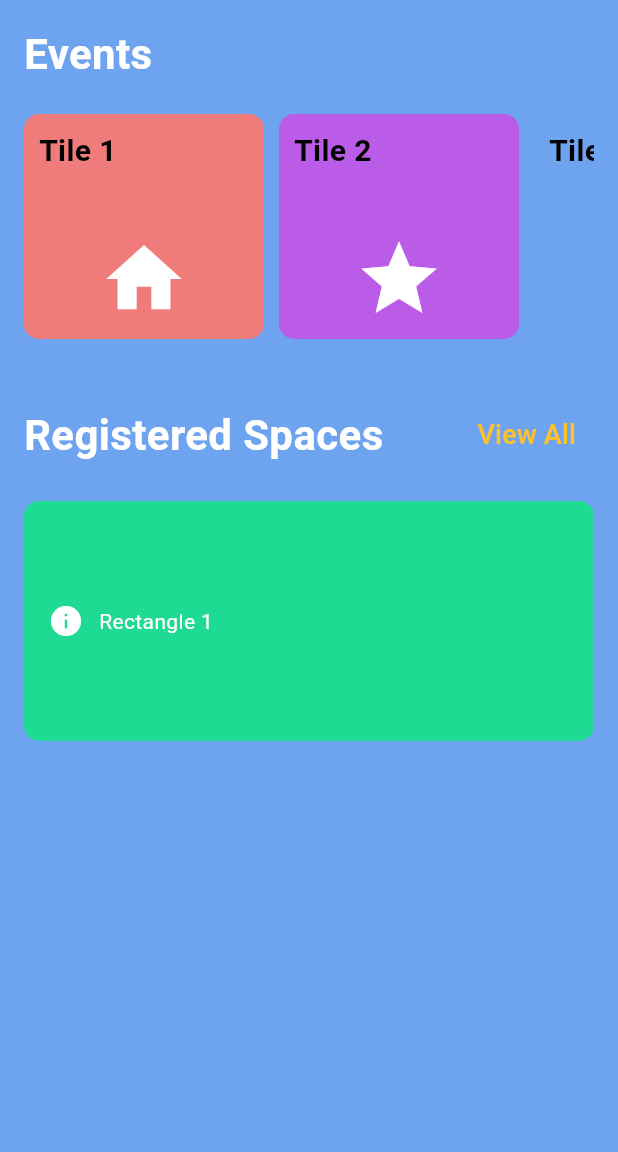
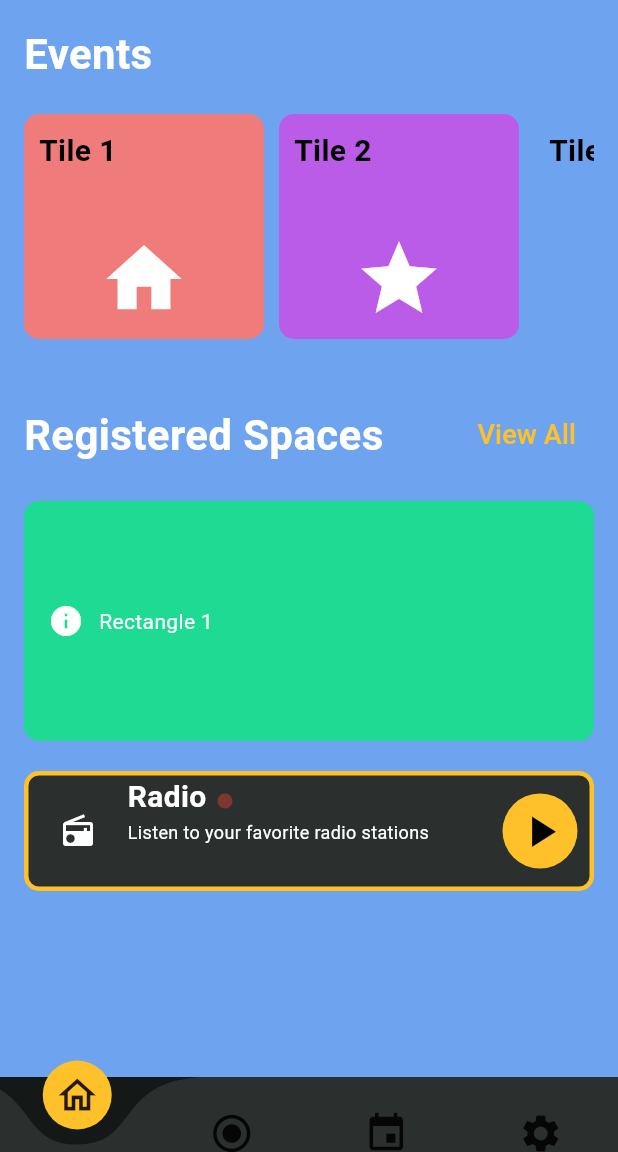
Before and after one commit to Shivansh722/go_live, a Flutter app: the screen it shows after launch, on a phone screen of 412 x 824 dp, the part 84-1236 px from its top. Run offline on Flutter 3.47's test engine with Material 3 defaults, Android fonts, the phone set to English and light mode, and no system bars; drawn by our look-alikes of curved_navigation_bar; our stand-ins replace shimmer; Roboto replaces fonts that are missing (Hind, Montserrat).

Commit message:
completed home ui editing left

```diff
--- a/lib/src/presentation/screens/home.dart
+++ b/lib/src/presentation/screens/home.dart
@@ -1,23 +1,19 @@
 import 'package:flutter/material.dart';
+import 'package:srm_live/src/presentation/widgets/drawer.dart';
+import 'package:curved_navigation_bar/curved_navigation_bar.dart';
 import 'package:srm_live/src/presentation/screens/notification.dart';
-import 'package:srm_live/src/presentation/widgets/tiles/rec_tile.dart';
-import 'package:srm_live/src/presentation/widgets/tiles/squar_tile.dart';
-// Import SquareTile
+import 'package:srm_live/src/presentation/widgets/tiles/radio_home.dart';
+import 'package:srm_live/src/presentation/widgets/tiles/rec_tile_home.dart';
+import 'package:srm_live/src/presentation/widgets/tiles/squar_tile_home.dart';
 
 class HomePage extends StatelessWidget {
-  const HomePage({super.key});
+  const HomePage({Key? key});
 
   @override
   Widget build(BuildContext context) {
     return Scaffold(
       appBar: AppBar(
         backgroundColor: Theme.of(context).colorScheme.background,
-        leading: IconButton(
-          icon: Icon(Icons.menu, color: Theme.of(context).colorScheme.secondaryContainer),
-          onPressed: () {
-            // Implement drawer opening logic here
-          },
-        ),
         actions: [
           IconButton(
             icon: Icon(Icons.notifications_outlined, color: Theme.of(context).colorScheme.secondaryContainer),
@@ -30,18 +26,18 @@ class HomePage extends StatelessWidget {
           ),
           IconButton(
             icon: Container(
-              width: 40, // Adjust the size as needed
-              height: 40, // Adjust the size as needed
+              width: 40,
+              height: 40,
               decoration: BoxDecoration(
                 shape: BoxShape.circle,
                 border: Border.all(
-                  color: Theme.of(context).colorScheme.onTertiary, // Replace with your desired border color
-                  width: 2.0, // Adjust the border width as needed
+                  color: Theme.of(context).colorScheme.onTertiary,
+                  width: 2.0,
                 ),
               ),
               child: const CircleAvatar(
-                backgroundImage: AssetImage('assets/user1.jpg'), // Replace with the actual profile image URL
-                radius: 18, // Adjust the radius to fit inside the border
+                backgroundImage: AssetImage('assets/user1.jpg'),
+                radius: 18,
               ),
             ),
             onPressed: () {
@@ -49,6 +45,23 @@ class HomePage extends StatelessWidget {
             },
           ),
         ],
+        iconTheme: IconThemeData(color: Theme.of(context).colorScheme.secondaryContainer),
+      ),
+      drawer: const MyDrawer(),
+      bottomNavigationBar: CurvedNavigationBar(
+        backgroundColor: Theme.of(context).colorScheme.background,//between color
+        color: Theme.of(context).colorScheme.onBackground,
+        buttonBackgroundColor: Theme.of(context).colorScheme.onTertiary,
+        height: 50,
+        items: const [
+          Icon(Icons.home_outlined, size: 30),
+          Icon(Icons.radio_button_checked, size: 30),
+          Icon(Icons.event, size: 30),
+          Icon(Icons.settings, size: 30),
+        ],
+        onTap: (index) {
+          // Implement navigation to the respective screens here
+        },
       ),
       body: SingleChildScrollView(
         child: Padding(
@@ -56,9 +69,8 @@ class HomePage extends StatelessWidget {
           child: Column(
             crossAxisAlignment: CrossAxisAlignment.start,
             children: [
-
               Text(
-                'Events', // Replace with the actual user name
+                'Events',
                 style: TextStyle(
                   color: Theme.of(context).colorScheme.primary,
                   fontSize: 28,
@@ -66,9 +78,8 @@ class HomePage extends StatelessWidget {
                 ),
               ),
               const SizedBox(height: 20),
-              // Horizontal Swipable Tiles
               SizedBox(
-                height: 150, // Adjust the height as needed
+                height: 150,
                 child: ListView(
                   scrollDirection: Axis.horizontal,
                   children:  [
@@ -76,12 +87,10 @@ class HomePage extends StatelessWidget {
                     SquareTile(title: 'Tile 2', icon: Icons.star, color: Theme.of(context).colorScheme.onSecondary),
                     SquareTile(title: 'Tile 3', icon: Icons.favorite, color: Theme.of(context).colorScheme.surface),
                     SquareTile(title: 'Tile 4', icon: Icons.person, color: Colors.orange),
-                    // Add more tiles as needed
                   ],
                 ),
               ),
               const SizedBox(height: 40),
-
               Row(
                 children: [
                   Text(
@@ -92,9 +101,7 @@ class HomePage extends StatelessWidget {
                       fontWeight: FontWeight.bold,
                     ),
                   ),
-
-                  const Spacer(),
-
+                  Spacer(),
                   TextButton(
                     onPressed: () {
                       // Implement view all logic here
@@ -109,12 +116,10 @@ class HomePage extends StatelessWidget {
                   ),
                 ],
               ),
-
               const SizedBox(height: 20),
-              // Rectangular Tiles Below
               RectTile(title: 'Rectangle 1', icon: Icons.info, color: Theme.of(context).colorScheme.tertiary),
-
-              // Add more rectangles as needed
+              const SizedBox(height: 20),
+              RadioTile(),
             ],
           ),
         ),
--- a/lib/src/presentation/widgets/drawer.dart
+++ b/lib/src/presentation/widgets/drawer.dart
@@ -15,6 +15,9 @@ class MyDrawer extends StatelessWidget {
           children: [
             const SizedBox(height: 50),
             UserAccountsDrawerHeader(
+             decoration: BoxDecoration(
+               color: Theme.of(context).colorScheme.onTertiary,
+              ),
               accountName: Text(accountName),
               currentAccountPicture: const CircleAvatar(
                 backgroundImage: AssetImage('assets/user1.jpg'),
@@ -24,7 +27,7 @@ class MyDrawer extends StatelessWidget {
                 style: const TextStyle(fontSize: 8, color: Colors.black),
               ),
             ),
-            const Divider(color: Colors.black),
+
             ListTile(
               leading: const Icon(Icons.home),
               title: const Text('Home'),
--- /dev/null
+++ b/lib/src/presentation/widgets/red_live_radio_indicator.dart
@@ -0,0 +1,46 @@
+import 'package:flutter/material.dart';
+
+class LiveIndicator extends StatefulWidget {
+  const LiveIndicator({super.key});
+
+  @override
+  State<LiveIndicator> createState() => _LiveIndicatorState();
+}
+
+class _LiveIndicatorState extends State<LiveIndicator> with TickerProviderStateMixin {
+  late AnimationController _animationController;
+  late Animation<double> _opacityAnimation;
+
+  @override
+  void initState() {
+    super.initState();
+    _animationController = AnimationController(vsync: this, duration: const Duration(milliseconds: 500));
+    _opacityAnimation = Tween<double>(begin: 0.0, end: 1.0).animate(_animationController);
+
+    _animationController.repeat(reverse: true); // Continuously animate opacity change
+  }
+
+  @override
+  void dispose() {
+    _animationController.dispose();
+    super.dispose();
+  }
+
+  @override
+  Widget build(BuildContext context) {
+    return AnimatedBuilder(
+      animation: _opacityAnimation,
+      builder: (context, child) => Opacity(
+        opacity: _opacityAnimation.value,
+        child: Container(
+          width: 10.0,
+          height: 10.0,
+          decoration: const BoxDecoration(
+            shape: BoxShape.circle,
+            color: Colors.red,
+          ),
+        ),
+      ),
+    );
+  }
+}
--- /dev/null
+++ b/lib/src/presentation/widgets/tiles/radio_home.dart
@@ -0,0 +1,84 @@
+import 'package:flutter/material.dart';
+import 'package:srm_live/src/presentation/widgets/red_live_radio_indicator.dart';
+
+class RadioTile extends StatelessWidget {
+  @override
+  Widget build(BuildContext context) {
+    return Container(
+      width: double.infinity,
+      height: 80.0,
+      decoration: BoxDecoration(
+        color: Theme.of(context).colorScheme.onBackground, // Interior color
+        border: Border.all(
+          color: Theme.of(context).colorScheme.onTertiary, // Boundary color
+          width: 3.0,
+        ),
+        borderRadius: BorderRadius.circular(10.0),
+      ),
+      child: Row(
+        children: [
+          Padding(
+            padding: const EdgeInsets.all(8.0),
+            child: Container(
+              width: 50.0, // Width of the asset space
+              height: double.infinity,
+              // Replace the placeholder asset with your own asset or icon
+              child: Icon(Icons.radio, color: Colors.white),
+            ),
+          ),
+          Stack(
+            alignment: Alignment.centerLeft,
+            children: [
+              Column(
+                mainAxisAlignment: MainAxisAlignment.start,
+                crossAxisAlignment: CrossAxisAlignment.start, // Align text to the left
+                children: const [
+                  Text(
+                    'Radio',
+                    style: TextStyle(
+                      color: Colors.white, // Text color
+                      fontWeight: FontWeight.bold,
+                      fontSize: 20.0, // Text size
+                    ),
+                  ),
+                  Text(
+                    'Listen to your favorite radio stations',
+                    style: TextStyle(
+                      color: Colors.white, // Text color
+                      fontSize: 12.0, // Text size
+                    ),
+                  ),
+                ],
+              ),
+             const Positioned(
+                top: 12.0, // Position from the top
+                 left: 60,// Position from the right
+                child: LiveIndicator(), // Red dot indicator
+              ),
+            ],
+          ),
+          Expanded(
+            child: SizedBox(), // Empty widget to fill remaining space
+          ),
+          Padding(
+            padding: const EdgeInsets.all(8.0),
+            child: CircleAvatar(
+              radius: 25.0, // Radius of the circular button
+              backgroundColor: Theme.of(context).colorScheme.onTertiary, // Background color of the circular button
+              child: IconButton(
+                icon: const Icon(
+                  Icons.play_arrow,
+                  color: Colors.black, // Icon color
+                  size: 35.0, // Icon size
+                ),
+                onPressed: () {
+                  // Handle play button press
+                },
+              ),
+            ),
+          ),
+        ],
+      ),
+    );
+  }
+}
--- a/pubspec.yaml
+++ b/pubspec.yaml
@@ -32,9 +32,12 @@ dependencies:
     sdk: flutter
   shimmer:
 
+
+
   # The following adds the Cupertino Icons font to your application.
   # Use with the CupertinoIcons class for iOS style icons.
   cupertino_icons: ^1.0.6
+  curved_navigation_bar:
 
 dev_dependencies:
   flutter_test:
```
Also changed, not shown: lib/src/presentation/widgets/tiles/rec_tile_home.dart (renamed from lib/src/presentation/widgets/tiles/rec_tile.dart), lib/src/presentation/widgets/tiles/squar_tile_home.dart (renamed from lib/src/presentation/widgets/tiles/squar_tile.dart), pubspec.lock. Lines whose indentation alone changed are shown as unchanged.
